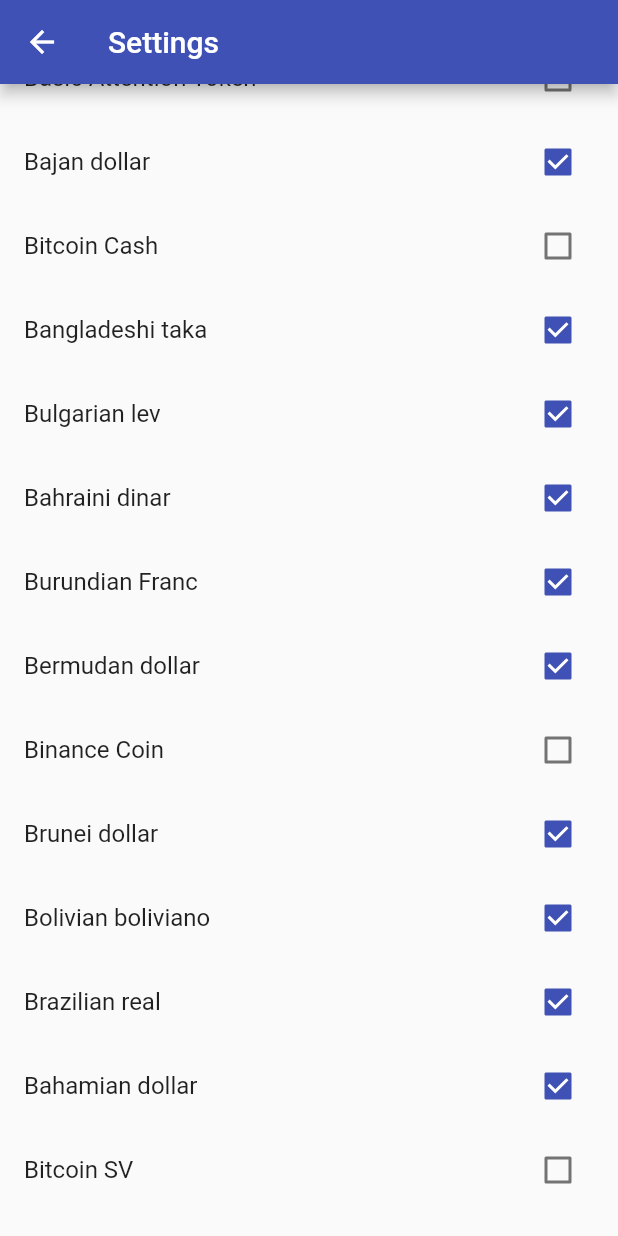
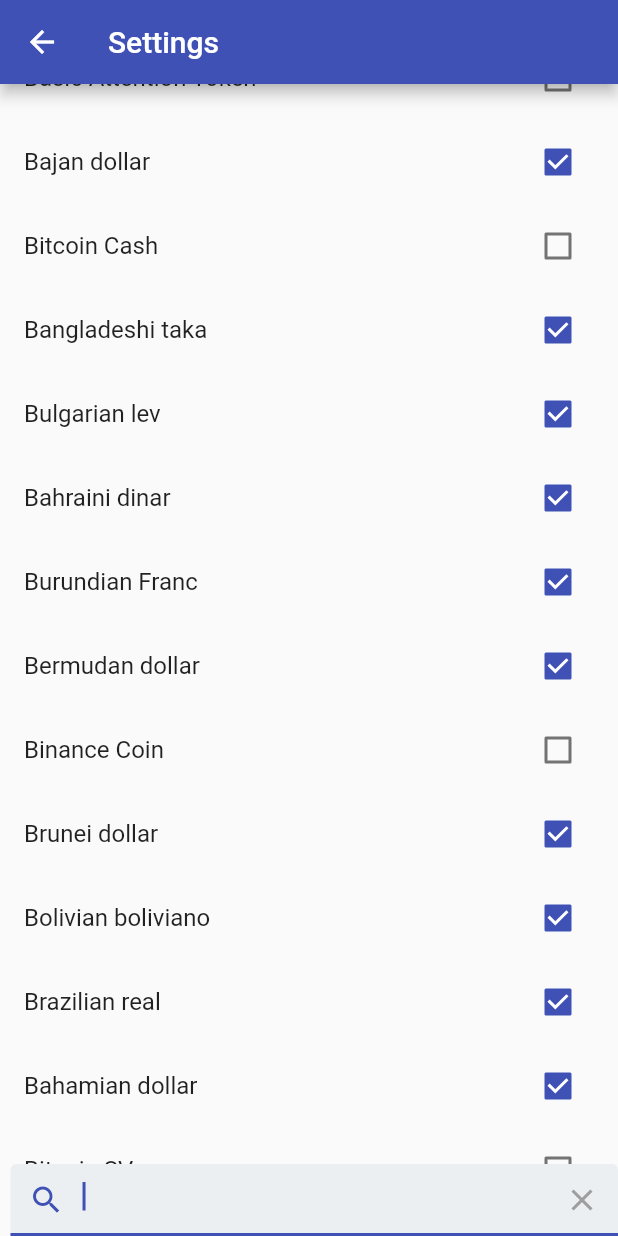
Before and after one commit to joeytestcode/exchange_rate_calculator, a Flutter app: the MySettings screen opened directly, scrolled down 1152 dp, on a phone screen of 412 x 824 dp. Run offline on Flutter 3.47's test engine with Material 2 defaults, Android fonts, the phone set to English and light mode, and no system bars; our stand-ins replace shared_preferences; accounts and stored records are empty.

Commit message:
20221013_2150

```diff
--- a/lib/ui/MySettings.dart
+++ b/lib/ui/MySettings.dart
@@ -14,25 +14,45 @@
   }
 }
 
-class MyFilterListWidget extends StatelessWidget {
+class MyFilterListWidget extends StatefulWidget {
   const MyFilterListWidget({super.key});
+
+  @override
+  State<MyFilterListWidget> createState() => _MyFilterListWidgetState();
+}
+
+class _MyFilterListWidgetState extends State<MyFilterListWidget> {
+  String _query = '';
+
+  void _onChanged(String value) {
+    setState(() {
+      _query = value;
+    });
+  }
 
   @override
   Widget build(BuildContext context) {
     return Consumer<ExchangeRate>(
       builder: (context, exchangeRate, child) {
         List<String> currencyKeys = exchangeRate.currencies.keys.toList();
+        List<String> filteredKeys = List.from(currencyKeys
+            .where(
+              (element) => exchangeRate.currencies[element]!
+                  .toLowerCase()
+                  .contains(_query.toLowerCase()),
+            )
+            .toList());
 
         return Column(
           children: [
             Expanded(
               child: ListView.builder(
-                itemCount: currencyKeys.length,
+                itemCount: filteredKeys.length,
                 itemBuilder: (context, index) {
                   bool isChecked =
-                      !exchangeRate.filter.contains(currencyKeys[index]);
+                      !exchangeRate.filter.contains(filteredKeys[index]);
                   return ListTile(
-                    title: Text(exchangeRate.currencies[currencyKeys[index]]
+                    title: Text(exchangeRate.currencies[filteredKeys[index]]
                         .toString()),
                     trailing: Checkbox(
                       value: isChecked,
@@ -41,13 +61,13 @@
                           isChecked = value;
                           if (value) {
                             if (exchangeRate.filter
-                                .contains(currencyKeys[index])) {
-                              exchangeRate.removeFilter(currencyKeys[index]);
+                                .contains(filteredKeys[index])) {
+                              exchangeRate.removeFilter(filteredKeys[index]);
                             }
                           } else {
                             if (!exchangeRate.filter
-                                .contains(currencyKeys[index])) {
-                              exchangeRate.addFilter(currencyKeys[index]);
+                                .contains(filteredKeys[index])) {
+                              exchangeRate.addFilter(filteredKeys[index]);
                             }
                           }
                         }
@@ -57,6 +77,9 @@
                 },
               ),
             ),
+            SearchView(
+              onSearch: _onChanged,
+            )
           ],
         );
       },
@@ -64,14 +87,55 @@
   }
 }
 
-class SearchView extends StatelessWidget {
-  const SearchView({super.key});
+class SearchView extends StatefulWidget {
+  const SearchView(
+      {Key? key, this.enableSearchOnTextChange = true, required this.onSearch})
+      : super(key: key);
+
+  final bool enableSearchOnTextChange;
+  final Function(String) onSearch;
+  @override
+  State<SearchView> createState() => _SearchViewState();
+}
+
+class _SearchViewState extends State<SearchView> {
+  final _controller = TextEditingController();
 
   @override
   Widget build(BuildContext context) {
-    return TextField(
-      autocorrect: true,
-      onChanged: (value) {},
+    return Row(
+      children: [
+        Expanded(
+            child: Padding(
+          padding: const EdgeInsets.fromLTRB(7, 0, 0, 0),
+          child: TextField(
+            autofocus: true,
+            controller: _controller,
+            onSubmitted: widget.onSearch,
+            onChanged: widget.enableSearchOnTextChange ? widget.onSearch : null,
+            decoration: InputDecoration(
+              fillColor: Colors.blueGrey.shade50,
+              filled: true,
+              prefixIcon: IconButton(
+                icon: const Icon(Icons.search),
+                onPressed: () {
+                  widget.onSearch(_controller.text);
+                },
+              ),
+              suffixIcon: IconButton(
+                onPressed: () {
+                  _controller.text = '';
+                  widget.onSearch('');
+                },
+                icon: const Icon(
+                  Icons.clear_outlined,
+                  color: Colors.grey,
+                ),
+              ),
+            ),
+          ),
+        )),
+      ],
     );
   }
 }
```
